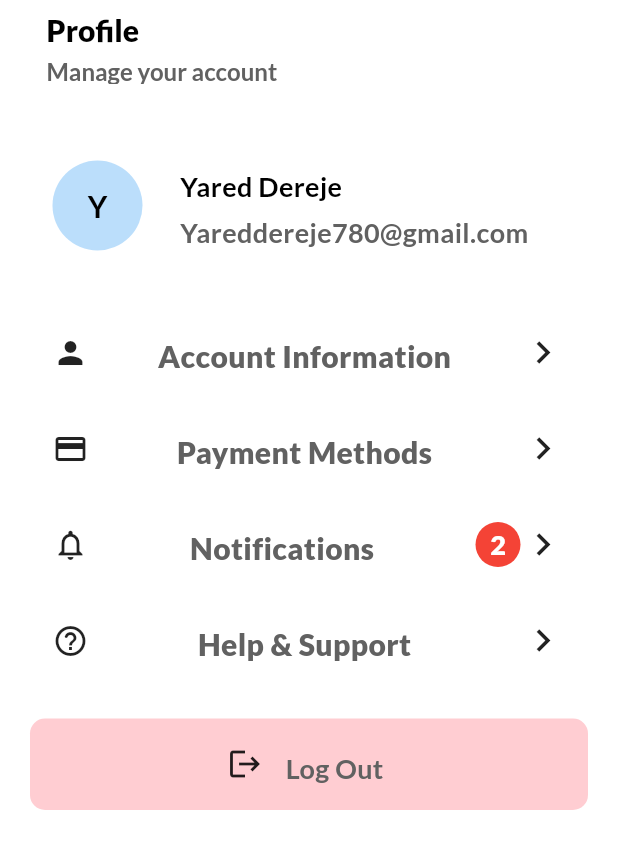
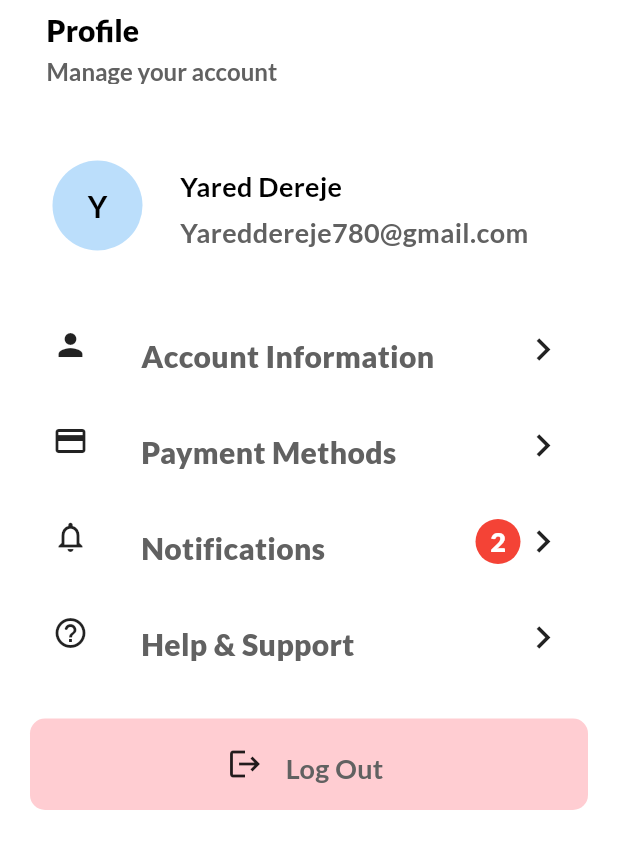
Before and after one commit to Yado-D/EKUB-APP, a Flutter app: the ProfilePage screen opened directly, on a phone screen of 412 x 824 dp. Shown: the top 849 px of the screen. Run offline on Flutter 3.47's test engine with Material 3 defaults, Android fonts, the light colour scheme and no system bars; our stand-ins replace bloc, dots_indicator, flutter_bloc, flutter_fortune_wheel, flutter_screenutil, fpdart and 5 more.

Commit message:
updates on profile and home ui

```diff
--- a/lib/features/home_page/presentation/page/home_page.dart
+++ b/lib/features/home_page/presentation/page/home_page.dart
@@ -132,6 +132,7 @@ class _HomePageState extends State<HomePage> {
                         );
                       },
                     ),
+                    SizedBox(width:5),
                     homePaymentAndJoinGroupContainer(
                       context: context,
                       title: "Make Payment",
--- a/lib/features/profile/presentaion/pages/profile_page.dart
+++ b/lib/features/profile/presentaion/pages/profile_page.dart
@@ -70,6 +70,7 @@ class _ProfilePageState extends State<ProfilePage> {
             const SizedBox(
               height: 20,
             ),
+
             profileReusableContainer(
               context: context,
               isNotification: false,
--- a/lib/features/profile/presentaion/widgets/profile_page_widget.dart
+++ b/lib/features/profile/presentaion/widgets/profile_page_widget.dart
@@ -49,14 +49,18 @@ Widget profileReusableContainer({
       padding: EdgeInsets.all(15),
       child: Row(
         mainAxisAlignment: MainAxisAlignment.spaceBetween,
+        crossAxisAlignment: CrossAxisAlignment.start,
         children: [
           Icon(icon),
-          ReusableText(
-            FromBottom: 0,
-            TextString: title,
-            FontSize: 20,
-            TextFontWeight: FontWeight.w900,
-            TextColor: Theme.of(context).colorScheme.onPrimary,
+          SizedBox(width: 30,),
+          Expanded(
+            child: ReusableText(
+              FromBottom: 0,
+              TextString: title,
+              FontSize: 20,
+              TextFontWeight: FontWeight.w900,
+              TextColor: Theme.of(context).colorScheme.onPrimary,
+            ),
           ),
           Row(
             children: [
```
Also changed, not shown: pubspec.lock.
